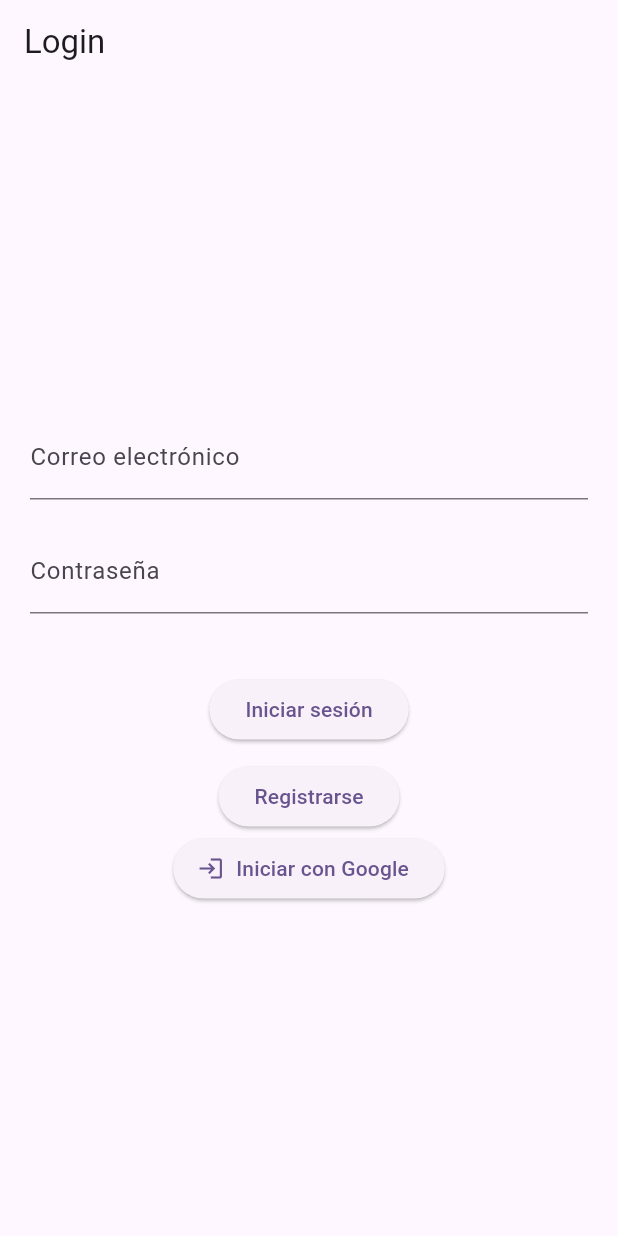
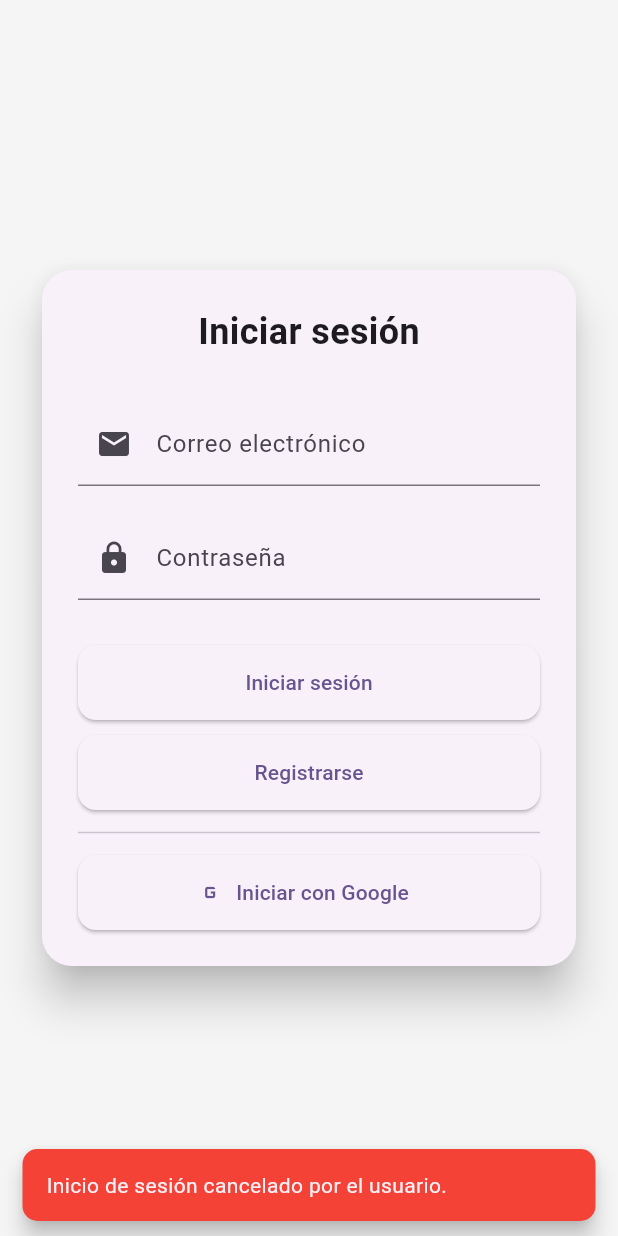
Before and after one commit to Beluce/proyecto_movil, a Flutter app: the screen it shows after launch, after a tap on "Iniciar con Google", on a phone screen of 412 x 824 dp. Run offline on Flutter 3.47's test engine with Material 3 defaults, Android fonts, the phone set to English and light mode, and no system bars; our stand-ins replace firebase_auth, firebase_core, google_sign_in; accounts and stored records are empty; network calls fail.

Commit message:
Pantalla Login v1

```diff
--- a/lib/login_screen.dart
+++ b/lib/login_screen.dart
@@ -1,4 +1,3 @@
-import 'package:flutter/foundation.dart';
 import 'package:flutter/material.dart';
 import 'package:firebase_auth/firebase_auth.dart';
 import 'package:google_sign_in/google_sign_in.dart';
@@ -6,109 +5,204 @@ import 'package:google_sign_in/google_sign_in.dart';
 class LoginScreen extends StatefulWidget {
   const LoginScreen({super.key});
 
-
-
   @override
   State<LoginScreen> createState() => _LoginScreenState();
 }
 
 class _LoginScreenState extends State<LoginScreen> {
-  final _emailController = TextEditingController();
-  final _passwordController = TextEditingController();
+  final emailTxtController = TextEditingController();
+  final passwordTxtController = TextEditingController();
 
-  Future<void> login() async {
+  void showMsg(String msg, Color color) {
+    ScaffoldMessenger.of(context).showSnackBar(
+      SnackBar(
+        content: Text(msg),
+        backgroundColor: color,
+        behavior: SnackBarBehavior.floating,
+        shape: RoundedRectangleBorder(borderRadius: BorderRadius.circular(10)),
+      ),
+    );
+  }
+
+  Future<void> handleLogin() async {
     try {
-      await FirebaseAuth.instance.signInWithEmailAndPassword(
-        email: _emailController.text.trim(),
-        password: _passwordController.text.trim(),
+      final userCredential = await FirebaseAuth.instance.signInWithEmailAndPassword(
+        email: emailTxtController.text.trim(),
+        password: passwordTxtController.text.trim(),
       );
-      ScaffoldMessenger.of(context).showSnackBar(
-        SnackBar(content: Text('Inicio de sesión exitoso.')),
-      );
+
+      final user = userCredential.user;
+      if (user != null && !user.emailVerified) {
+        await FirebaseAuth.instance.signOut();
+        showMsg('Por favor, verifica tu correo antes de iniciar sesión.', Colors.red);
+        return;
+      }
+
+      showMsg('Inicio de sesión exitoso.', Colors.green);
     } on FirebaseAuthException catch (e) {
-      ScaffoldMessenger.of(context).showSnackBar(
-        SnackBar(content: Text('Error: ${e.message}')),
-      );
+      final message = getMailAuthErrorMessage(e.code);
+      showMsg(message, Colors.red);
     }
   }
 
-  Future<void> register() async {
-    try {
-      await FirebaseAuth.instance.createUserWithEmailAndPassword(
-        email: _emailController.text.trim(),
-        password: _passwordController.text.trim(),
-      );
-      ScaffoldMessenger.of(context).showSnackBar(
-        SnackBar(content: Text('Correo electrónico registrado correctamente.')),
-      );
-    } on FirebaseAuthException catch (e) {
-      ScaffoldMessenger.of(context).showSnackBar(
-        SnackBar(content: Text('Error: ${e.message}')),
-      );
+  String getMailAuthErrorMessage(String code) {
+    switch (code) {
+      case 'user-not-found':
+        return 'No se encontró una cuenta asociada con ese correo.';
+      case 'wrong-password':
+        return 'La contraseña es incorrecta.';
+      case 'invalid-email':
+        return 'El correo electrónico no es válido.';
+      case 'user-disabled':
+        return 'Esta cuenta ha sido deshabilitada.';
+      case 'too-many-requests':
+        return 'Demasiados intentos. Vuelve a intentarlo más tarde.';
+      case 'email-already-in-use':
+        return 'Este correo ya está registrado!';
+      case 'weak-password':
+        return 'La contraseña no cumple con los requerimentos establecidos.';
+      case 'operation-not-allowed':
+        return 'Esta operación no está permitida.';
+      case 'invalid-credential':
+        return 'Credenciales incorrectas. Si creaste tu cuenta con Google, usa esa opción.';
+      default:
+        return 'No se ha podido iniciar sesión, inténtalo nuevamente.';
     }
   }
 
-  Future<void> signInWithGoogle() async {
+  Future<void> handleRegister() async {
     try {
-        final GoogleSignInAccount? googleUser = await GoogleSignIn().signIn();
-        if (googleUser == null) return;
+      final UserCredential userCredential = await FirebaseAuth.instance.createUserWithEmailAndPassword(
+        email: emailTxtController.text.trim(),
+        password: passwordTxtController.text.trim(),
+      );
 
-        final GoogleSignInAuthentication googleAuth = await googleUser.authentication;
+      final user = userCredential.user;
+
+      if (user != null && !user.emailVerified) {
+        await user.sendEmailVerification();
+      }
+
+      showMsg('Registro exitoso. Revisa tu correo para verificar la cuenta.', Colors.green);
+    } on FirebaseAuthException catch (e) {
+      final message = getMailAuthErrorMessage(e.code);
+      showMsg(message, Colors.red);
+    }
+  }
+
+  Future<void> handleGoogleLogin() async {
+    try {
+      final GoogleSignInAccount? user = await GoogleSignIn().signIn();
+      if (user == null) {
+        showMsg('Inicio de sesión cancelado por el usuario.', Colors.red);
+        return;
+      }
+
+      final auth = await user.authentication;
 
       final credential = GoogleAuthProvider.credential(
-          accessToken: googleAuth.accessToken,
-          idToken: googleAuth.idToken,
+        accessToken: auth.accessToken,
+        idToken: auth.idToken,
       );
 
       await FirebaseAuth.instance.signInWithCredential(credential);
 
-        ScaffoldMessenger.of(context).showSnackBar(
-          const SnackBar(content: Text('Inicio de sesión exitoso.')),
-        );
+      showMsg('Inicio de sesión con Google exitoso.', Colors.green);
     } catch (e) {
-        ScaffoldMessenger.of(context).showSnackBar(
-          SnackBar(content: Text('Error al iniciar sesión con Google: $e')),
-        );
+      showMsg('Error con Google. Verifica tu conexión y configuración del proyecto.', Colors.red);
     }
   }
 
   @override
   Widget build(BuildContext context) {
     return Scaffold(
-      appBar: AppBar(title: const Text('Login')),
-      body: Padding(
-        padding: const EdgeInsets.all(20.0),
+      backgroundColor: Colors.grey.shade100,
+      body: Center(
+        child: SingleChildScrollView(
+          padding: const EdgeInsets.all(24),
+          child: Card(
+            elevation: 12,
+            shape: RoundedRectangleBorder(borderRadius: BorderRadius.circular(20)),
+            child: Padding(
+              padding: const EdgeInsets.all(24.0),
               child: Column(
-          mainAxisAlignment: MainAxisAlignment.center,
+                mainAxisSize: MainAxisSize.min,
                 children: [
+                  const Text(
+                    'Iniciar sesión',
+                    style: TextStyle(fontSize: 24, fontWeight: FontWeight.bold),
+                  ),
+                  const SizedBox(height: 30),
                   TextField(
-              controller: _emailController,
-              decoration: const InputDecoration(labelText: 'Correo electrónico'),
+                    controller: emailTxtController,
+                    decoration: const InputDecoration(
+                      labelText: 'Correo electrónico',
+                      prefixIcon: Icon(Icons.email),
+                    ),
+                    keyboardType: TextInputType.emailAddress,
                   ),
                   const SizedBox(height: 20),
                   TextField(
-              controller: _passwordController,
-              decoration: const InputDecoration(labelText: 'Contraseña'),
+                    controller: passwordTxtController,
+                    decoration: const InputDecoration(
+                      labelText: 'Contraseña',
+                      prefixIcon: Icon(Icons.lock),
+                    ),
                     obscureText: true,
                   ),
-            const SizedBox(height: 40),
-            ElevatedButton(
-              onPressed: login,
-              child: const Text('Iniciar sesión'),
-            ),
+                  const SizedBox(height: 30),
+                  AuthButton(label: 'Iniciar sesión', onPressed: handleLogin),
                   const SizedBox(height: 10),
-            ElevatedButton(
-              onPressed: register,
-              child: const Text('Registrarse'),
-            ),
-            ElevatedButton.icon(
-              icon: const Icon(Icons.login),
-              label: const Text('Iniciar con Google'),
-              onPressed: signInWithGoogle,
+                  AuthButton(label: 'Registrarse', onPressed: handleRegister),
+                  const Divider(height: 30),
+                  AuthButton(
+                    label: 'Iniciar con Google',
+                    icon: Icons.g_mobiledata,
+                    onPressed: handleGoogleLogin,
                   ),
                 ],
+              ),
+            ),
+          ),
         ),
       ),
     );
   }
 }
+
+class AuthButton extends StatelessWidget {
+  final String label;
+  final VoidCallback onPressed;
+  final IconData? icon;
+
+  const AuthButton({
+    super.key,
+    required this.label,
+    required this.onPressed,
+    this.icon,
+  });
+
+  @override
+  Widget build(BuildContext context) {
+    return SizedBox(
+      width: double.infinity,
+      height: 50,
+      child: icon == null
+          ? ElevatedButton(
+        onPressed: onPressed,
+        style: ElevatedButton.styleFrom(
+          shape: RoundedRectangleBorder(borderRadius: BorderRadius.circular(12)),
+        ),
+        child: Text(label),
+      )
+          : ElevatedButton.icon(
+        onPressed: onPressed,
+        icon: Icon(icon),
+        label: Text(label),
+        style: ElevatedButton.styleFrom(
+          shape: RoundedRectangleBorder(borderRadius: BorderRadius.circular(12)),
+        ),
+      ),
+    );
+  }
+}
--- a/lib/main.dart
+++ b/lib/main.dart
@@ -20,6 +20,7 @@ class MyApp extends StatelessWidget {
       title: 'Smart Vida',
       theme: ThemeData(
         colorScheme: ColorScheme.fromSeed(seedColor: Colors.deepPurple),
+        useMaterial3: true,
       ),
       home: const LoginScreen(),
     );
```
Also changed, not shown: pubspec.lock, 1 other file. Lines whose indentation alone changed are shown as unchanged.
